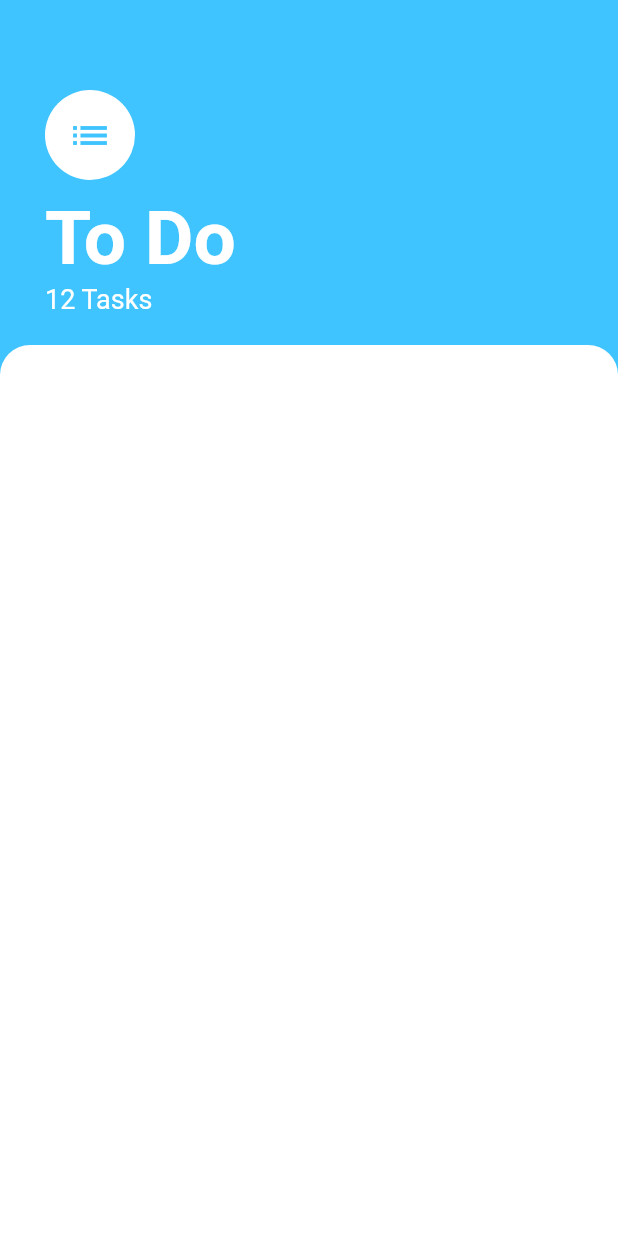
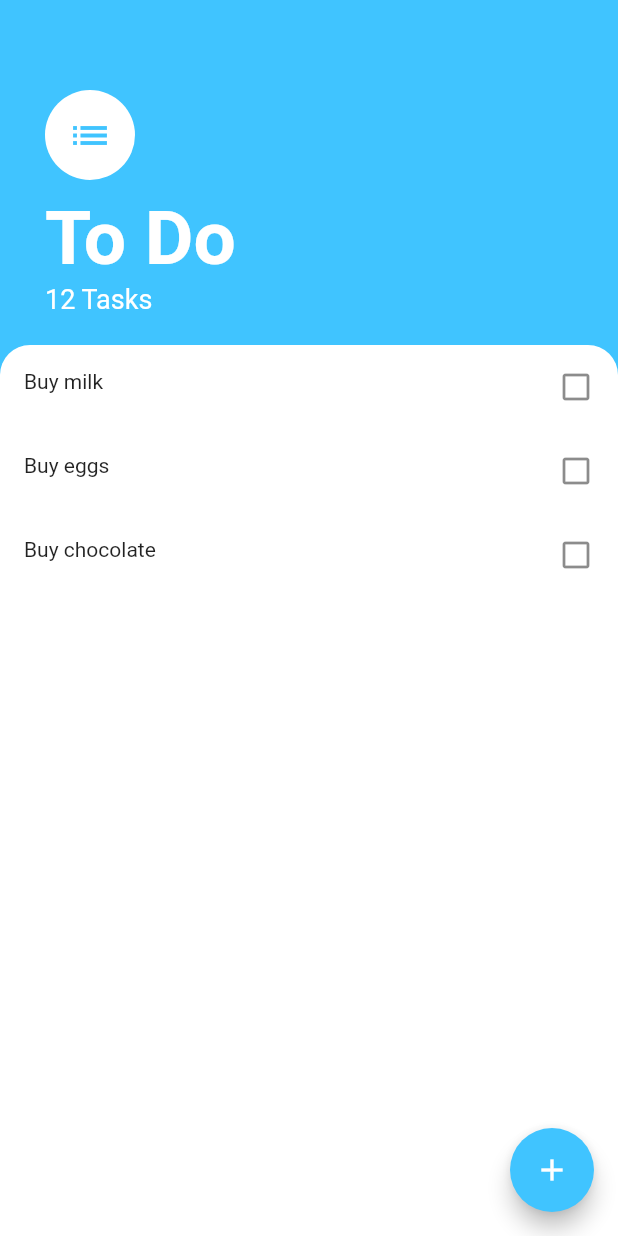
Before and after one commit to jeremyessien/flutter_to_do, a Flutter app: the screen it shows after launch, on a phone screen of 412 x 824 dp. Run offline on Flutter 3.47's test engine with Material 2 defaults, Android fonts, the phone set to English and light mode, and no system bars.

Commit message:
Update tasks_screens.dart

```diff
--- a/lib/screens/tasks_screens.dart
+++ b/lib/screens/tasks_screens.dart
@@ -9,6 +9,11 @@ class TaskScreen extends StatelessWidget {
   Widget build(BuildContext context) {
     return Scaffold(
       backgroundColor: Colors.lightBlueAccent,
+      floatingActionButton: FloatingActionButton(
+        backgroundColor: Colors.lightBlueAccent,
+        child: Icon(Icons.add),
+        onPressed: (){},
+      ),
       body: Column(
         crossAxisAlignment: CrossAxisAlignment.start,
         children: [
@@ -53,6 +58,22 @@ class TaskScreen extends StatelessWidget {
                   topRight: Radius.circular(20),
                 ),
               ),
+              child: ListView(
+                children: [
+                  ListTile(
+                    leading: Text('Buy milk'),
+                    trailing: Icon(Icons.check_box_outline_blank),
+                  ),
+                  ListTile(
+                    leading: Text('Buy eggs'),
+                    trailing: Icon(Icons.check_box_outline_blank),
+                  ),
+                  ListTile(
+                    leading: Text('Buy chocolate'),
+                    trailing: Icon(Icons.check_box_outline_blank),
+                  )
+                ],
+              ),
             ),
           ),
         ],
```
